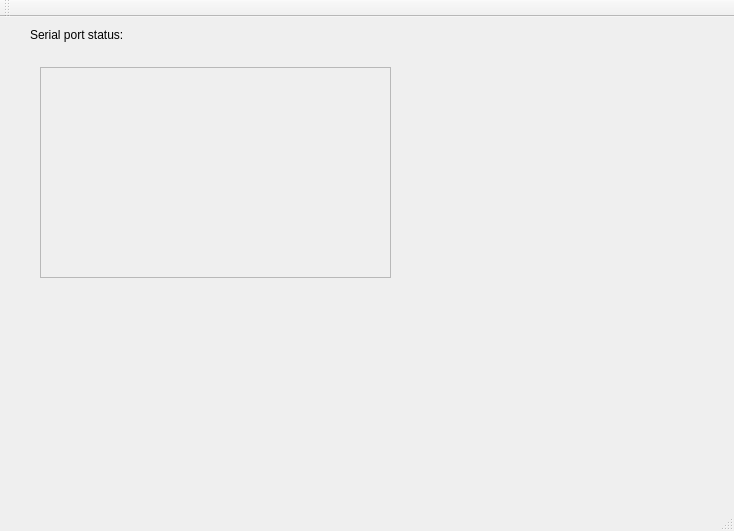
First picture: the form in mainwindow.ui, repository RGNagel/qt-can-network-visualization-by-serial-port, before the edit.
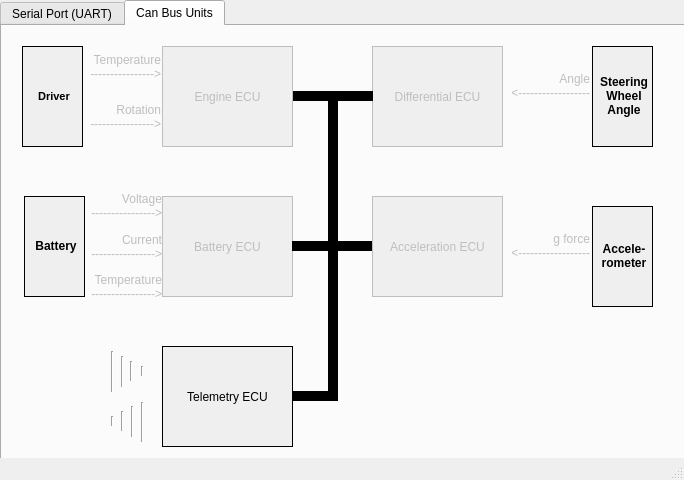
Second picture: the form after the edit. The open tabs and pages were chosen to show the change. Icons and pictures are not drawn.

Commit message: Create two tabs and fix some layouts

```diff
--- a/mainwindow.ui
+++ b/mainwindow.ui
@@ -6,77 +6,844 @@
    <rect>
     <x>0</x>
     <y>0</y>
-    <width>734</width>
-    <height>531</height>
+    <width>684</width>
+    <height>480</height>
    </rect>
   </property>
   <property name="windowTitle">
    <string>MainWindow</string>
   </property>
   <widget class="QWidget" name="centralWidget">
-   <widget class="QTextEdit" name="textSerialPort">
-    <property name="enabled">
+   <widget class="QTabWidget" name="tabWidget">
+    <property name="geometry">
+     <rect>
+      <x>0</x>
+      <y>0</y>
+      <width>691</width>
+      <height>481</height>
+     </rect>
+    </property>
+    <property name="acceptDrops">
      <bool>false</bool>
     </property>
-    <property name="geometry">
-     <rect>
-      <x>40</x>
-      <y>50</y>
-      <width>351</width>
-      <height>211</height>
-     </rect>
+    <property name="currentIndex">
+     <number>0</number>
     </property>
-    <property name="autoFillBackground">
-     <bool>true</bool>
+    <property name="elideMode">
+     <enum>Qt::ElideLeft</enum>
     </property>
+    <widget class="QWidget" name="tab_3">
+     <attribute name="title">
+      <string>Serial Port (UART)</string>
+     </attribute>
+     <widget class="QWidget" name="verticalLayoutWidget">
+      <property name="geometry">
+       <rect>
+        <x>10</x>
+        <y>10</y>
+        <width>641</width>
+        <height>421</height>
+       </rect>
+      </property>
+      <layout class="QVBoxLayout" name="verticalLayout">
+       <item>
+        <layout class="QHBoxLayout" name="horizontalLayout_3">
+         <item>
+          <widget class="QLabel" name="label">
+           <property name="maximumSize">
+            <size>
+             <width>111</width>
+             <height>25</height>
+            </size>
+           </property>
+           <property name="text">
+            <string>Serial port status:</string>
+           </property>
+          </widget>
+         </item>
+         <item>
+          <widget class="QLabel" name="port_status">
+           <property name="text">
+            <string>&lt;html&gt;&lt;head/&gt;&lt;body&gt;&lt;p&gt;&lt;br/&gt;&lt;/p&gt;&lt;/body&gt;&lt;/html&gt;</string>
+           </property>
+           <property name="textFormat">
+            <enum>Qt::RichText</enum>
+           </property>
+          </widget>
+         </item>
+        </layout>
+       </item>
+       <item>
+        <spacer name="horizontalSpacer">
+         <property name="orientation">
+          <enum>Qt::Horizontal</enum>
+         </property>
+         <property name="sizeHint" stdset="0">
+          <size>
+           <width>40</width>
+           <height>20</height>
+          </size>
+         </property>
+        </spacer>
+       </item>
+       <item>
+        <widget class="QLabel" name="label_25">
+         <property name="text">
+          <string>Terminal (data from UART):</string>
+         </property>
+        </widget>
+       </item>
+       <item>
+        <widget class="QTextEdit" name="textSerialPort">
+         <property name="enabled">
+          <bool>false</bool>
+         </property>
+         <property name="autoFillBackground">
+          <bool>true</bool>
+         </property>
+        </widget>
+       </item>
+      </layout>
+     </widget>
+    </widget>
+    <widget class="QWidget" name="tab_4">
+     <attribute name="title">
+      <string>Can Bus Units</string>
+     </attribute>
+     <widget class="QLabel" name="label_22">
+      <property name="geometry">
+       <rect>
+        <x>20</x>
+        <y>340</y>
+        <width>71</width>
+        <height>61</height>
+       </rect>
+      </property>
+      <property name="text">
+       <string/>
+      </property>
+      <property name="pixmap">
+       <pixmap>../../Pictures/computer-iso.png</pixmap>
+      </property>
+      <property name="scaledContents">
+       <bool>true</bool>
+      </property>
+     </widget>
+     <widget class="QLabel" name="tempArrow_2">
+      <property name="enabled">
+       <bool>false</bool>
+      </property>
+      <property name="geometry">
+       <rect>
+        <x>70</x>
+        <y>160</y>
+        <width>90</width>
+        <height>41</height>
+       </rect>
+      </property>
+      <property name="autoFillBackground">
+       <bool>false</bool>
+      </property>
+      <property name="text">
+       <string>&lt;html&gt;&lt;head/&gt;&lt;body&gt;&lt;p&gt;Voltage   ----------------&amp;gt;&lt;/p&gt;&lt;/body&gt;&lt;/html&gt;</string>
+      </property>
+      <property name="alignment">
+       <set>Qt::AlignRight|Qt::AlignTrailing|Qt::AlignVCenter</set>
+      </property>
+      <property name="wordWrap">
+       <bool>true</bool>
+      </property>
+     </widget>
+     <widget class="QLabel" name="label_4">
+      <property name="enabled">
+       <bool>false</bool>
+      </property>
+      <property name="geometry">
+       <rect>
+        <x>370</x>
+        <y>20</y>
+        <width>131</width>
+        <height>101</height>
+       </rect>
+      </property>
+      <property name="cursor">
+       <cursorShape>PointingHandCursor</cursorShape>
+      </property>
+      <property name="focusPolicy">
+       <enum>Qt::NoFocus</enum>
+      </property>
+      <property name="acceptDrops">
+       <bool>true</bool>
+      </property>
+      <property name="autoFillBackground">
+       <bool>true</bool>
+      </property>
+      <property name="styleSheet">
+       <string notr="true">border-color: rgb(0, 0, 0);</string>
+      </property>
+      <property name="frameShape">
+       <enum>QFrame::Box</enum>
+      </property>
+      <property name="text">
+       <string>Differential ECU</string>
+      </property>
+      <property name="alignment">
+       <set>Qt::AlignCenter</set>
+      </property>
+      <property name="wordWrap">
+       <bool>true</bool>
+      </property>
+     </widget>
+     <widget class="QLabel" name="tempArrow_3">
+      <property name="enabled">
+       <bool>false</bool>
+      </property>
+      <property name="geometry">
+       <rect>
+        <x>498</x>
+        <y>40</y>
+        <width>90</width>
+        <height>41</height>
+       </rect>
+      </property>
+      <property name="autoFillBackground">
+       <bool>false</bool>
+      </property>
+      <property name="text">
+       <string>Angle &lt;------------------</string>
+      </property>
+      <property name="alignment">
+       <set>Qt::AlignRight|Qt::AlignTrailing|Qt::AlignVCenter</set>
+      </property>
+      <property name="wordWrap">
+       <bool>true</bool>
+      </property>
+     </widget>
+     <widget class="QLabel" name="tempArrow_4">
+      <property name="enabled">
+       <bool>false</bool>
+      </property>
+      <property name="geometry">
+       <rect>
+        <x>498</x>
+        <y>200</y>
+        <width>90</width>
+        <height>41</height>
+       </rect>
+      </property>
+      <property name="autoFillBackground">
+       <bool>false</bool>
+      </property>
+      <property name="text">
+       <string>g force &lt;------------------</string>
+      </property>
+      <property name="alignment">
+       <set>Qt::AlignRight|Qt::AlignTrailing|Qt::AlignVCenter</set>
+      </property>
+      <property name="wordWrap">
+       <bool>true</bool>
+      </property>
+     </widget>
+     <widget class="Line" name="line">
+      <property name="geometry">
+       <rect>
+        <x>120</x>
+        <y>380</y>
+        <width>21</width>
+        <height>31</height>
+       </rect>
+      </property>
+      <property name="orientation">
+       <enum>Qt::Vertical</enum>
+      </property>
+     </widget>
+     <widget class="QLabel" name="label_2">
+      <property name="enabled">
+       <bool>false</bool>
+      </property>
+      <property name="geometry">
+       <rect>
+        <x>160</x>
+        <y>20</y>
+        <width>131</width>
+        <height>101</height>
+       </rect>
+      </property>
+      <property name="cursor">
+       <cursorShape>PointingHandCursor</cursorShape>
+      </property>
+      <property name="focusPolicy">
+       <enum>Qt::NoFocus</enum>
+      </property>
+      <property name="acceptDrops">
+       <bool>true</bool>
+      </property>
+      <property name="autoFillBackground">
+       <bool>true</bool>
+      </property>
+      <property name="styleSheet">
+       <string notr="true">border-color: rgb(0, 0, 0);</string>
+      </property>
+      <property name="frameShape">
+       <enum>QFrame::Box</enum>
+      </property>
+      <property name="text">
+       <string>Engine ECU</string>
+      </property>
+      <property name="alignment">
+       <set>Qt::AlignCenter</set>
+      </property>
+      <property name="wordWrap">
+       <bool>true</bool>
+      </property>
+     </widget>
+     <widget class="Line" name="line_7">
+      <property name="geometry">
+       <rect>
+        <x>130</x>
+        <y>340</y>
+        <width>21</width>
+        <height>10</height>
+       </rect>
+      </property>
+      <property name="orientation">
+       <enum>Qt::Vertical</enum>
+      </property>
+     </widget>
+     <widget class="QLabel" name="label_12">
+      <property name="geometry">
+       <rect>
+        <x>290</x>
+        <y>360</y>
+        <width>41</width>
+        <height>20</height>
+       </rect>
+      </property>
+      <property name="font">
+       <font>
+        <strikeout>false</strikeout>
+       </font>
+      </property>
+      <property name="autoFillBackground">
+       <bool>false</bool>
+      </property>
+      <property name="frameShape">
+       <enum>QFrame::HLine</enum>
+      </property>
+      <property name="lineWidth">
+       <number>10</number>
+      </property>
+      <property name="text">
+       <string/>
+      </property>
+      <property name="textFormat">
+       <enum>Qt::AutoText</enum>
+      </property>
+     </widget>
+     <widget class="Line" name="line_9">
+      <property name="geometry">
+       <rect>
+        <x>100</x>
+        <y>325</y>
+        <width>21</width>
+        <height>41</height>
+       </rect>
+      </property>
+      <property name="orientation">
+       <enum>Qt::Vertical</enum>
+      </property>
+     </widget>
+     <widget class="QLabel" name="label_6">
+      <property name="geometry">
+       <rect>
+        <x>22</x>
+        <y>170</y>
+        <width>61</width>
+        <height>101</height>
+       </rect>
+      </property>
+      <property name="autoFillBackground">
+       <bool>true</bool>
+      </property>
+      <property name="styleSheet">
+       <string notr="true">border-color: rgb(0, 0, 0);
+font: 9pt &quot;Sans Serif&quot;;</string>
+      </property>
+      <property name="frameShape">
+       <enum>QFrame::Box</enum>
+      </property>
+      <property name="frameShadow">
+       <enum>QFrame::Plain</enum>
+      </property>
+      <property name="lineWidth">
+       <number>1</number>
+      </property>
+      <property name="text">
+       <string>&lt;html&gt;&lt;head/&gt;&lt;body&gt;&lt;p align=&quot;center&quot;&gt;&lt;span style=&quot; font-weight:600;&quot;&gt;Battery&lt;/span&gt;&lt;/p&gt;&lt;/body&gt;&lt;/html&gt;</string>
+      </property>
+      <property name="margin">
+       <number>0</number>
+      </property>
+     </widget>
+     <widget class="Line" name="line_3">
+      <property name="geometry">
+       <rect>
+        <x>110</x>
+        <y>385</y>
+        <width>21</width>
+        <height>20</height>
+       </rect>
+      </property>
+      <property name="orientation">
+       <enum>Qt::Vertical</enum>
+      </property>
+     </widget>
+     <widget class="QLabel" name="tempArrow">
+      <property name="enabled">
+       <bool>false</bool>
+      </property>
+      <property name="geometry">
+       <rect>
+        <x>68</x>
+        <y>20</y>
+        <width>91</width>
+        <height>41</height>
+       </rect>
+      </property>
+      <property name="autoFillBackground">
+       <bool>false</bool>
+      </property>
+      <property name="text">
+       <string>Temperature ----------------&gt;</string>
+      </property>
+      <property name="alignment">
+       <set>Qt::AlignRight|Qt::AlignTrailing|Qt::AlignVCenter</set>
+      </property>
+      <property name="wordWrap">
+       <bool>true</bool>
+      </property>
+     </widget>
+     <widget class="QLabel" name="label_9">
+      <property name="geometry">
+       <rect>
+        <x>590</x>
+        <y>180</y>
+        <width>61</width>
+        <height>101</height>
+       </rect>
+      </property>
+      <property name="autoFillBackground">
+       <bool>true</bool>
+      </property>
+      <property name="styleSheet">
+       <string notr="true">border-color: rgb(0, 0, 0);
+font: 9pt &quot;Sans Serif&quot;;</string>
+      </property>
+      <property name="frameShape">
+       <enum>QFrame::Box</enum>
+      </property>
+      <property name="frameShadow">
+       <enum>QFrame::Plain</enum>
+      </property>
+      <property name="lineWidth">
+       <number>1</number>
+      </property>
+      <property name="text">
+       <string>&lt;html&gt;&lt;head/&gt;&lt;body&gt;&lt;p align=&quot;center&quot;&gt;&lt;span style=&quot; font-weight:600;&quot;&gt;Accele- rometer&lt;/span&gt;&lt;/p&gt;&lt;/body&gt;&lt;/html&gt;</string>
+      </property>
+      <property name="wordWrap">
+       <bool>true</bool>
+      </property>
+      <property name="margin">
+       <number>0</number>
+      </property>
+     </widget>
+     <widget class="QLabel" name="label_5">
+      <property name="geometry">
+       <rect>
+        <x>20</x>
+        <y>20</y>
+        <width>61</width>
+        <height>101</height>
+       </rect>
+      </property>
+      <property name="autoFillBackground">
+       <bool>true</bool>
+      </property>
+      <property name="styleSheet">
+       <string notr="true">border-color: rgb(0, 0, 0);
+font: 9pt &quot;Sans Serif&quot;;</string>
+      </property>
+      <property name="frameShape">
+       <enum>QFrame::Box</enum>
+      </property>
+      <property name="frameShadow">
+       <enum>QFrame::Plain</enum>
+      </property>
+      <property name="lineWidth">
+       <number>1</number>
+      </property>
+      <property name="text">
+       <string>&lt;html&gt;&lt;head/&gt;&lt;body&gt;&lt;p align=&quot;center&quot;&gt;&lt;span style=&quot; font-size:8pt; font-weight:600;&quot;&gt;Driver&lt;/span&gt;&lt;/p&gt;&lt;/body&gt;&lt;/html&gt;</string>
+      </property>
+      <property name="margin">
+       <number>0</number>
+      </property>
+     </widget>
+     <widget class="Line" name="line_5">
+      <property name="geometry">
+       <rect>
+        <x>130</x>
+        <y>376</y>
+        <width>21</width>
+        <height>40</height>
+       </rect>
+      </property>
+      <property name="orientation">
+       <enum>Qt::Vertical</enum>
+      </property>
+     </widget>
+     <widget class="QLabel" name="rotationArrow">
+      <property name="enabled">
+       <bool>false</bool>
+      </property>
+      <property name="geometry">
+       <rect>
+        <x>68</x>
+        <y>70</y>
+        <width>91</width>
+        <height>41</height>
+       </rect>
+      </property>
+      <property name="text">
+       <string>Rotation ----------------&gt;</string>
+      </property>
+      <property name="alignment">
+       <set>Qt::AlignRight|Qt::AlignTrailing|Qt::AlignVCenter</set>
+      </property>
+      <property name="wordWrap">
+       <bool>true</bool>
+      </property>
+     </widget>
+     <widget class="QLabel" name="label_3">
+      <property name="enabled">
+       <bool>false</bool>
+      </property>
+      <property name="geometry">
+       <rect>
+        <x>160</x>
+        <y>170</y>
+        <width>131</width>
+        <height>101</height>
+       </rect>
+      </property>
+      <property name="cursor">
+       <cursorShape>PointingHandCursor</cursorShape>
+      </property>
+      <property name="focusPolicy">
+       <enum>Qt::NoFocus</enum>
+      </property>
+      <property name="acceptDrops">
+       <bool>true</bool>
+      </property>
+      <property name="autoFillBackground">
+       <bool>true</bool>
+      </property>
+      <property name="styleSheet">
+       <string notr="true">border-color: rgb(0, 0, 0);</string>
+      </property>
+      <property name="frameShape">
+       <enum>QFrame::Box</enum>
+      </property>
+      <property name="text">
+       <string>Battery ECU</string>
+      </property>
+      <property name="alignment">
+       <set>Qt::AlignCenter</set>
+      </property>
+      <property name="wordWrap">
+       <bool>true</bool>
+      </property>
+     </widget>
+     <widget class="QLabel" name="label_7">
+      <property name="geometry">
+       <rect>
+        <x>590</x>
+        <y>20</y>
+        <width>61</width>
+        <height>101</height>
+       </rect>
+      </property>
+      <property name="autoFillBackground">
+       <bool>true</bool>
+      </property>
+      <property name="styleSheet">
+       <string notr="true">border-color: rgb(0, 0, 0);
+font: 9pt &quot;Sans Serif&quot;;</string>
+      </property>
+      <property name="frameShape">
+       <enum>QFrame::Box</enum>
+      </property>
+      <property name="frameShadow">
+       <enum>QFrame::Plain</enum>
+      </property>
+      <property name="lineWidth">
+       <number>1</number>
+      </property>
+      <property name="text">
+       <string>&lt;html&gt;&lt;head/&gt;&lt;body&gt;&lt;p align=&quot;center&quot;&gt;&lt;span style=&quot; font-weight:600;&quot;&gt;Steering Wheel Angle&lt;/span&gt;&lt;/p&gt;&lt;/body&gt;&lt;/html&gt;</string>
+      </property>
+      <property name="wordWrap">
+       <bool>true</bool>
+      </property>
+      <property name="margin">
+       <number>0</number>
+      </property>
+     </widget>
+     <widget class="Line" name="line_6">
+      <property name="geometry">
+       <rect>
+        <x>100</x>
+        <y>390</y>
+        <width>21</width>
+        <height>10</height>
+       </rect>
+      </property>
+      <property name="orientation">
+       <enum>Qt::Vertical</enum>
+      </property>
+     </widget>
+     <widget class="QLabel" name="label_11">
+      <property name="geometry">
+       <rect>
+        <x>290</x>
+        <y>210</y>
+        <width>80</width>
+        <height>20</height>
+       </rect>
+      </property>
+      <property name="font">
+       <font>
+        <strikeout>false</strikeout>
+       </font>
+      </property>
+      <property name="autoFillBackground">
+       <bool>false</bool>
+      </property>
+      <property name="frameShape">
+       <enum>QFrame::HLine</enum>
+      </property>
+      <property name="lineWidth">
+       <number>10</number>
+      </property>
+      <property name="text">
+       <string/>
+      </property>
+      <property name="textFormat">
+       <enum>Qt::AutoText</enum>
+      </property>
+     </widget>
+     <widget class="QLabel" name="rotationArrow_3">
+      <property name="enabled">
+       <bool>false</bool>
+      </property>
+      <property name="geometry">
+       <rect>
+        <x>70</x>
+        <y>240</y>
+        <width>90</width>
+        <height>41</height>
+       </rect>
+      </property>
+      <property name="text">
+       <string>Temperature ----------------&gt;</string>
+      </property>
+      <property name="alignment">
+       <set>Qt::AlignRight|Qt::AlignTrailing|Qt::AlignVCenter</set>
+      </property>
+      <property name="wordWrap">
+       <bool>true</bool>
+      </property>
+     </widget>
+     <widget class="QLabel" name="label_21">
+      <property name="enabled">
+       <bool>true</bool>
+      </property>
+      <property name="geometry">
+       <rect>
+        <x>160</x>
+        <y>320</y>
+        <width>131</width>
+        <height>101</height>
+       </rect>
+      </property>
+      <property name="cursor">
+       <cursorShape>PointingHandCursor</cursorShape>
+      </property>
+      <property name="focusPolicy">
+       <enum>Qt::NoFocus</enum>
+      </property>
+      <property name="acceptDrops">
+       <bool>true</bool>
+      </property>
+      <property name="autoFillBackground">
+       <bool>true</bool>
+      </property>
+      <property name="styleSheet">
+       <string notr="true">border-color: rgb(0, 0, 0);</string>
+      </property>
+      <property name="frameShape">
+       <enum>QFrame::Box</enum>
+      </property>
+      <property name="text">
+       <string>Telemetry ECU</string>
+      </property>
+      <property name="alignment">
+       <set>Qt::AlignCenter</set>
+      </property>
+      <property name="wordWrap">
+       <bool>true</bool>
+      </property>
+     </widget>
+     <widget class="QLabel" name="label_13">
+      <property name="geometry">
+       <rect>
+        <x>301</x>
+        <y>75</y>
+        <width>60</width>
+        <height>300</height>
+       </rect>
+      </property>
+      <property name="frameShape">
+       <enum>QFrame::VLine</enum>
+      </property>
+      <property name="lineWidth">
+       <number>10</number>
+      </property>
+      <property name="text">
+       <string/>
+      </property>
+     </widget>
+     <widget class="Line" name="line_8">
+      <property name="geometry">
+       <rect>
+        <x>119</x>
+        <y>335</y>
+        <width>21</width>
+        <height>20</height>
+       </rect>
+      </property>
+      <property name="orientation">
+       <enum>Qt::Vertical</enum>
+      </property>
+     </widget>
+     <widget class="QLabel" name="label_8">
+      <property name="enabled">
+       <bool>false</bool>
+      </property>
+      <property name="geometry">
+       <rect>
+        <x>370</x>
+        <y>170</y>
+        <width>131</width>
+        <height>101</height>
+       </rect>
+      </property>
+      <property name="cursor">
+       <cursorShape>PointingHandCursor</cursorShape>
+      </property>
+      <property name="focusPolicy">
+       <enum>Qt::NoFocus</enum>
+      </property>
+      <property name="acceptDrops">
+       <bool>true</bool>
+      </property>
+      <property name="autoFillBackground">
+       <bool>true</bool>
+      </property>
+      <property name="styleSheet">
+       <string notr="true">border-color: rgb(0, 0, 0);</string>
+      </property>
+      <property name="frameShape">
+       <enum>QFrame::Box</enum>
+      </property>
+      <property name="text">
+       <string>Acceleration ECU</string>
+      </property>
+      <property name="alignment">
+       <set>Qt::AlignCenter</set>
+      </property>
+      <property name="wordWrap">
+       <bool>true</bool>
+      </property>
+     </widget>
+     <widget class="QLabel" name="rotationArrow_2">
+      <property name="enabled">
+       <bool>false</bool>
+      </property>
+      <property name="geometry">
+       <rect>
+        <x>70</x>
+        <y>200</y>
+        <width>90</width>
+        <height>41</height>
+       </rect>
+      </property>
+      <property name="text">
+       <string>Current ----------------&gt;</string>
+      </property>
+      <property name="alignment">
+       <set>Qt::AlignRight|Qt::AlignTrailing|Qt::AlignVCenter</set>
+      </property>
+      <property name="wordWrap">
+       <bool>true</bool>
+      </property>
+     </widget>
+     <widget class="QLabel" name="label_10">
+      <property name="geometry">
+       <rect>
+        <x>291</x>
+        <y>60</y>
+        <width>80</width>
+        <height>20</height>
+       </rect>
+      </property>
+      <property name="font">
+       <font>
+        <strikeout>false</strikeout>
+       </font>
+      </property>
+      <property name="autoFillBackground">
+       <bool>false</bool>
+      </property>
+      <property name="frameShape">
+       <enum>QFrame::HLine</enum>
+      </property>
+      <property name="lineWidth">
+       <number>10</number>
+      </property>
+      <property name="text">
+       <string/>
+      </property>
+      <property name="textFormat">
+       <enum>Qt::AutoText</enum>
+      </property>
+     </widget>
+     <widget class="Line" name="line_2">
+      <property name="geometry">
+       <rect>
+        <x>110</x>
+        <y>330</y>
+        <width>21</width>
+        <height>31</height>
+       </rect>
+      </property>
+      <property name="orientation">
+       <enum>Qt::Vertical</enum>
+      </property>
+     </widget>
+    </widget>
    </widget>
-   <widget class="QLabel" name="label">
-    <property name="geometry">
-     <rect>
-      <x>30</x>
-      <y>10</y>
-      <width>111</width>
-      <height>16</height>
-     </rect>
-    </property>
-    <property name="text">
-     <string>Serial port status:</string>
-    </property>
-   </widget>
-   <widget class="QLabel" name="port_status">
-    <property name="geometry">
-     <rect>
-      <x>158</x>
-      <y>10</y>
-      <width>501</width>
-      <height>16</height>
-     </rect>
-    </property>
-    <property name="text">
-     <string>&lt;html&gt;&lt;head/&gt;&lt;body&gt;&lt;p&gt;&lt;br/&gt;&lt;/p&gt;&lt;/body&gt;&lt;/html&gt;</string>
-    </property>
-    <property name="textFormat">
-     <enum>Qt::RichText</enum>
-    </property>
-   </widget>
-  </widget>
-  <widget class="QMenuBar" name="menuBar">
-   <property name="geometry">
-    <rect>
-     <x>0</x>
-     <y>0</y>
-     <width>734</width>
-     <height>20</height>
-    </rect>
-   </property>
-  </widget>
-  <widget class="QToolBar" name="mainToolBar">
-   <attribute name="toolBarArea">
-    <enum>TopToolBarArea</enum>
-   </attribute>
-   <attribute name="toolBarBreak">
-    <bool>false</bool>
-   </attribute>
   </widget>
   <widget class="QStatusBar" name="statusBar"/>
  </widget>
```
The commit also changes 1 other file.
